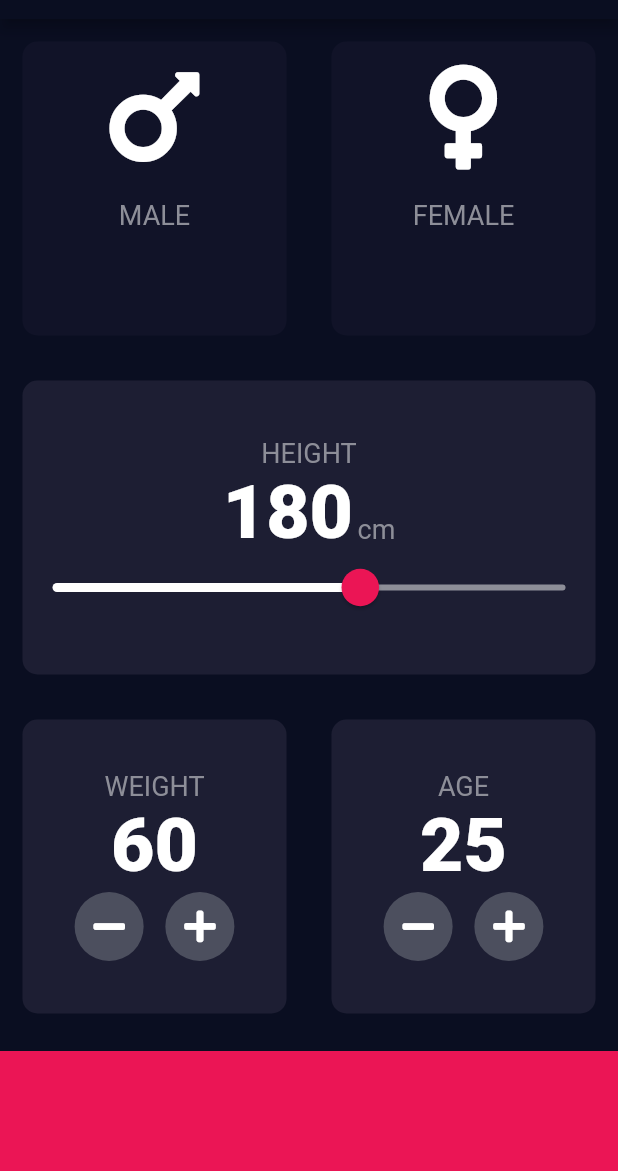
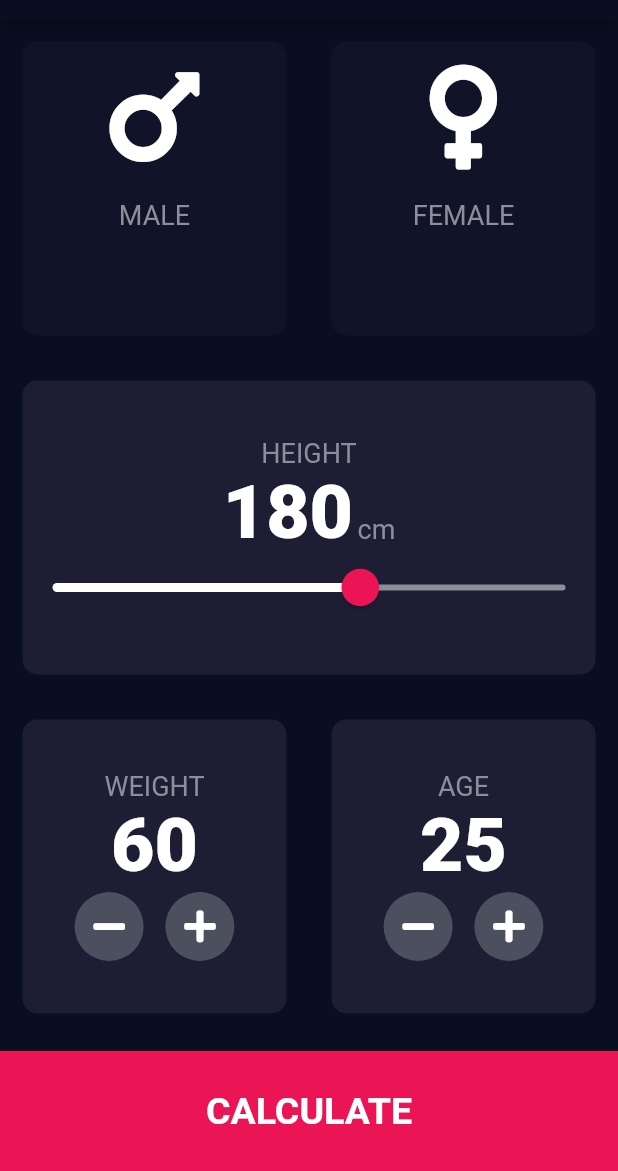
Before and after one commit to viniaf13/bmi-flutter-app, a Flutter app: the screen it shows after launch, on a phone screen of 412 x 824 dp, the part 65-1236 px from its top. Run offline on Flutter 3.47's test engine with Material 2 defaults, Android fonts, the phone set to English and light mode, and no system bars; our stand-ins replace font_awesome_flutter.

Commit message:
finished second screen layout with BMI results

```diff
--- /dev/null
+++ b/lib/bottom_button.dart
@@ -0,0 +1,32 @@
+import 'package:flutter/material.dart';
+import 'constants.dart';
+
+class BottomButton extends StatelessWidget {
+  final Function onTap;
+  final String buttonText;
+
+  BottomButton({@required this.onTap, @required this.buttonText});
+
+  @override
+  Widget build(BuildContext context) {
+    return GestureDetector(
+      onTap: onTap,
+      child: Container(
+        child: Center(
+          child: Text(
+            buttonText,
+            style: TextStyle(
+              fontSize: 25.0,
+              fontWeight: FontWeight.bold,
+            ),
+          ),
+        ),
+        color: kBottomContainerColor,
+        margin: EdgeInsets.only(top: 10.0),
+        //padding: EdgeInsets.only(bottom: 20.0),
+        width: double.infinity,
+        height: kBottomContainerHeight,
+      ),
+    );
+  }
+}
--- a/lib/input_page.dart
+++ b/lib/input_page.dart
@@ -1,9 +1,11 @@
 import 'package:flutter/material.dart';
 import 'package:font_awesome_flutter/font_awesome_flutter.dart';
+import 'bottom_button.dart';
 import 'constants.dart';
 import 'icon_content.dart';
 import 'reusable_card.dart';
 import 'round_icon_button.dart';
+import 'results_page.dart';
 
 enum Gender { male, female }
 
@@ -197,11 +199,16 @@ class _InputPageState extends State<InputPage> {
               ],
             ),
           ),
-          Container(
-            color: kBottomContainerColor,
-            margin: EdgeInsets.only(top: 10.0),
-            width: double.infinity,
-            height: kBottomContainerHeight,
+          BottomButton(
+            buttonText: 'CALCULATE',
+            onTap: () {
+              Navigator.push(
+                context,
+                MaterialPageRoute(
+                  builder: (context) => ResultsPage(),
+                ),
+              );
+            },
           )
         ],
       ),
```
Also changed, not shown: lib/constants.dart (+20 -0 lines), lib/results_page.dart (added, +62 -0 lines).
